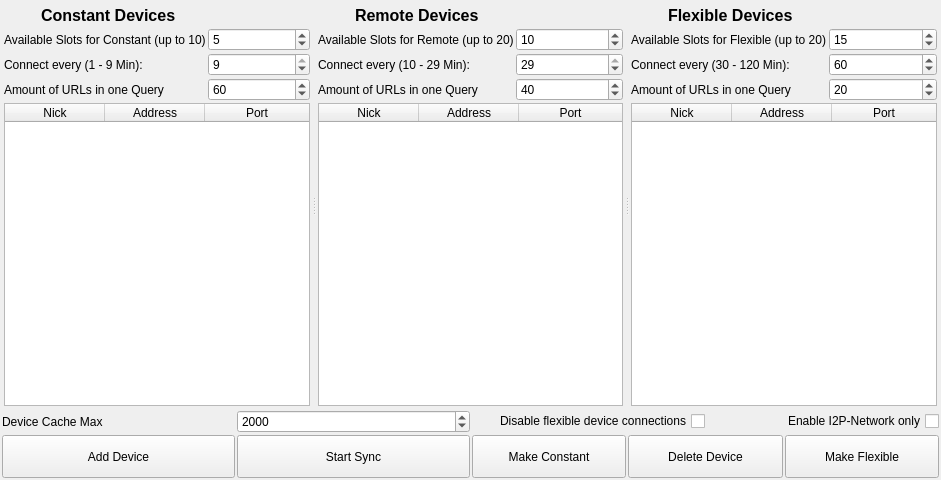
berndhs/arado, file ui/connection-display.ui: the form before one commit.
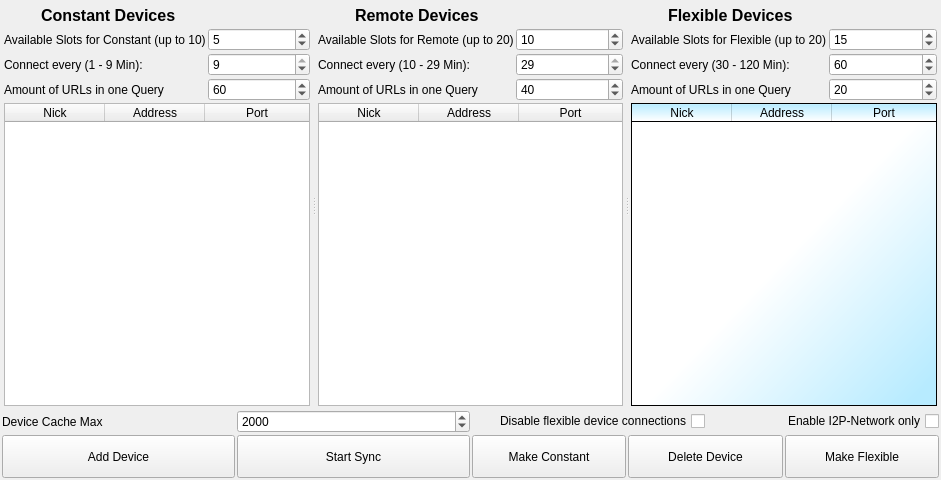
The form after the commit. Icons and pictures are not drawn.

Commit message: some gradient for the flexibles?

```diff
--- a/ui/connection-display.ui
+++ b/ui/connection-display.ui
@@ -468,6 +468,9 @@
        </item>
        <item>
         <widget class="QTableWidget" name="tableWidget_C">
+         <property name="styleSheet">
+          <string notr="true">background-color: qlineargradient(spread:pad, x1:0.968, y1:0.932, x2:0.513, y2:0.5, stop:0 rgba(183, 235, 255, 255), stop:1 rgba(255, 255, 255, 255));</string>
+         </property>
          <property name="showGrid">
           <bool>false</bool>
          </property>
```
